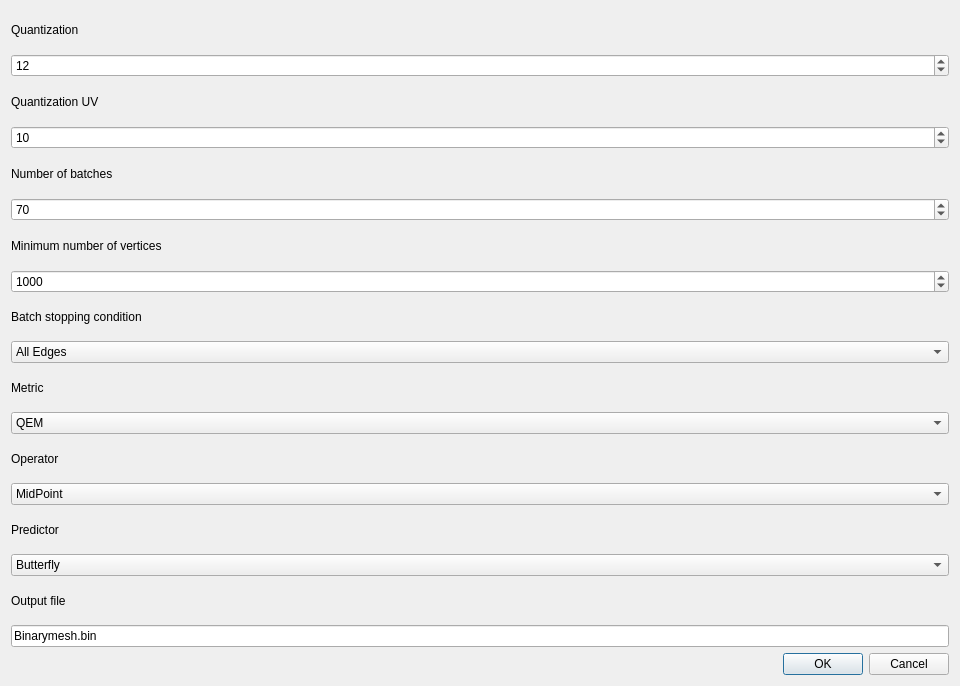
Old version of the form Visualization/PluginFilters/ProgressiveCompression/Dialogs/progressivecompression_dialog.ui in the repository MEPP-team/MEPP2.
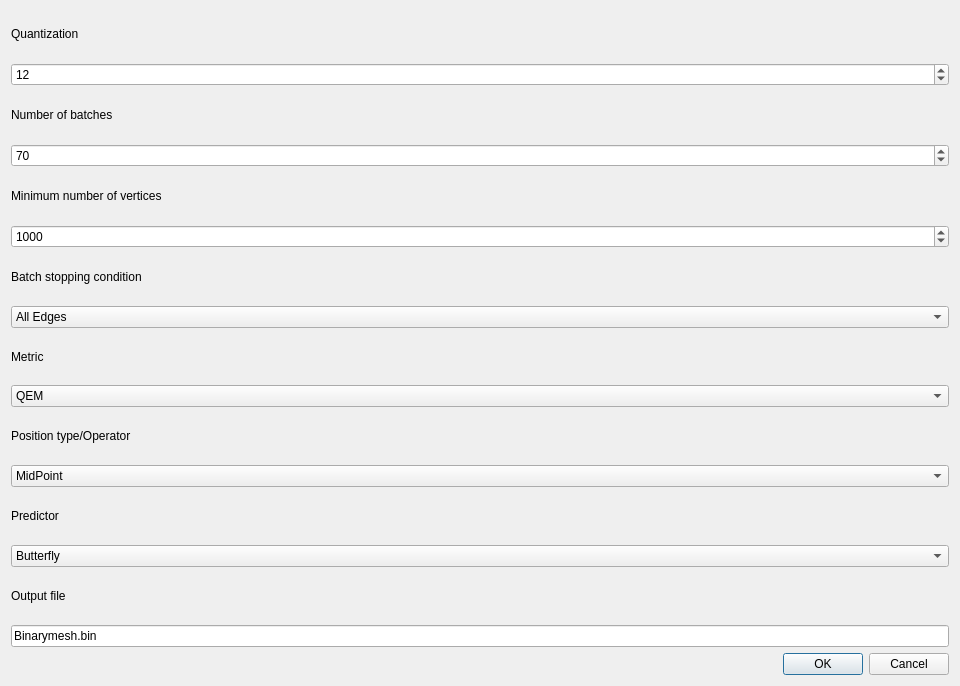
New version of the form.

Commit message: * Management of the no prediction case (RawPositions) * Remove a few ld or UV references * Improve the GUI consequently

Patch:
```diff
--- a/Visualization/PluginFilters/ProgressiveCompression/Dialogs/progressivecompression_dialog.ui
+++ b/Visualization/PluginFilters/ProgressiveCompression/Dialogs/progressivecompression_dialog.ui
@@ -28,20 +28,6 @@
      </property>
     </widget>
    </item>
-   <item>
-    <widget class="QLabel" name="label_9">
-     <property name="text">
-      <string>Quantization UV</string>
-     </property>
-    </widget>
-   </item>
-   <item>
-    <widget class="QSpinBox" name="QuantizUV">
-     <property name="value">
-      <number>10</number>
-     </property>
-    </widget>
-   </item>
    <item>
     <widget class="QLabel" name="label">
      <property name="text">
@@ -126,7 +112,7 @@
    <item>
     <widget class="QLabel" name="label_2">
      <property name="text">
-      <string>Operator</string>
+      <string>Position type/Operator</string>
      </property>
     </widget>
    </item>
```
Left out of the diff: 5 changed lines with no effect on the pictures. The commit also changes 10 other files.
